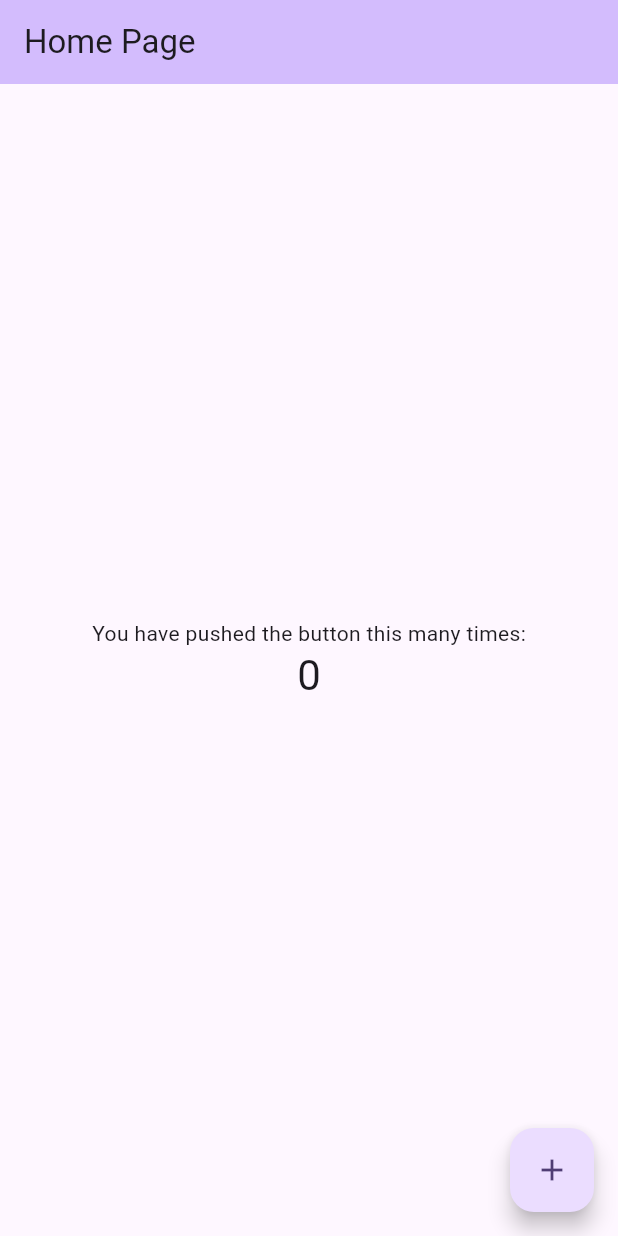
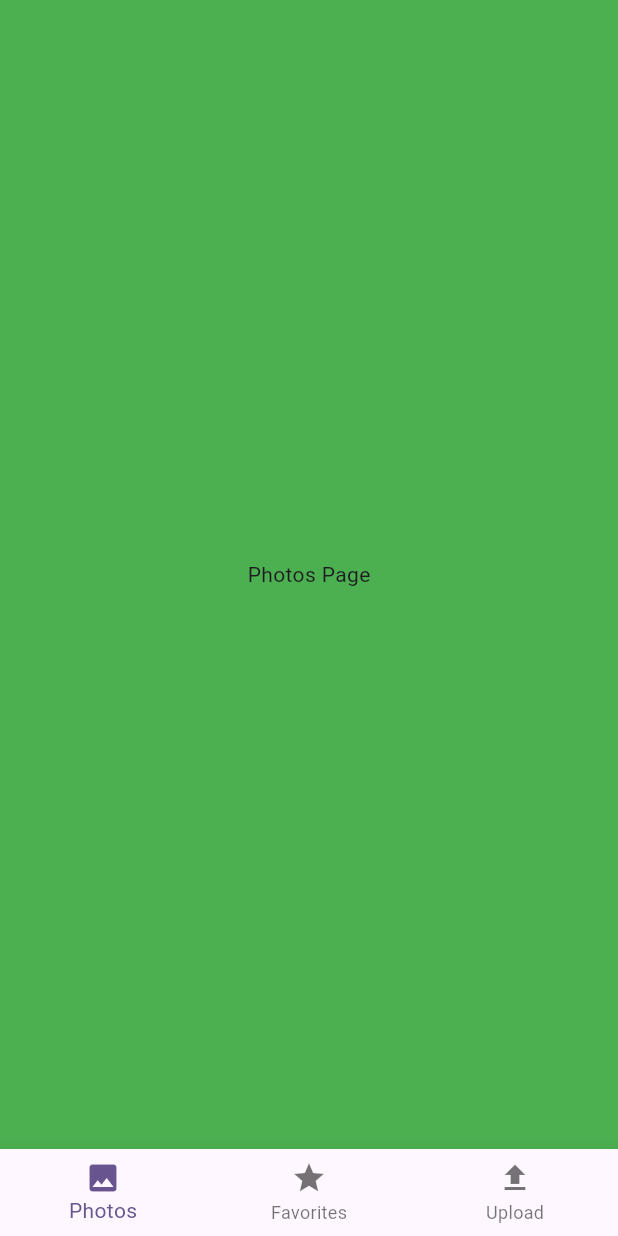
Before and after one commit to jackross11/CloudLens, a Flutter app: the screen it shows after launch, on a phone screen of 412 x 824 dp. Run offline on Flutter 3.47's test engine with Material 3 defaults, Android fonts, the light colour scheme and no system bars.

Commit message:
Basic tab view

```diff
--- /dev/null
+++ b/lib/Pages/favorites_page.dart
@@ -0,0 +1,17 @@
+import 'package:flutter/material.dart';
+
+class FavoritesPage extends StatelessWidget {
+  const FavoritesPage({super.key});
+
+  @override
+  Widget build(BuildContext context) {
+    return Container(
+      color: Colors.purple,
+      child: const Center(
+        child: Text(
+            "Favorites Page"
+        ),
+      ),
+    );
+  }
+}
--- /dev/null
+++ b/lib/Pages/main_page.dart
@@ -0,0 +1,41 @@
+import 'package:cloud_lens/Pages/favorites_page.dart';
+import 'package:cloud_lens/Pages/photos_page.dart';
+import 'package:cloud_lens/Pages/upload_page.dart';
+import 'package:flutter/material.dart';
+
+class MainPage extends StatefulWidget {
+  const MainPage({super.key});
+
+  @override
+  State<MainPage> createState() => _MainPageState();
+}
+
+class _MainPageState extends State<MainPage> {
+  final List<Widget> pages = [
+    const PhotosPage(),
+    const FavoritesPage(),
+    const UploadPage(),
+  ];
+
+  int _pageIndex = 0;
+
+  @override
+  Widget build(BuildContext context) {
+    return Scaffold(
+      body: pages[_pageIndex],
+      bottomNavigationBar: BottomNavigationBar(items:
+        [
+          BottomNavigationBarItem(icon: Icon(Icons.image), label: "Photos"),
+          BottomNavigationBarItem(icon: Icon(Icons.star), label: "Favorites"),
+          BottomNavigationBarItem(icon: Icon(Icons.upload), label: "Upload")
+        ],
+        onTap: (index) {
+          setState(() {
+            _pageIndex = index;
+          });
+        },
+        currentIndex: _pageIndex,
+      ),
+    );
+  }
+}
--- /dev/null
+++ b/lib/Pages/photos_page.dart
@@ -0,0 +1,17 @@
+import 'package:flutter/material.dart';
+
+class PhotosPage extends StatelessWidget {
+  const PhotosPage({super.key});
+
+  @override
+  Widget build(BuildContext context) {
+    return Container(
+      color: Colors.green,
+      child: const Center(
+        child: Text(
+          "Photos Page"
+        ),
+      ),
+    );
+  }
+}
--- /dev/null
+++ b/lib/Pages/upload_page.dart
@@ -0,0 +1,17 @@
+import 'package:flutter/material.dart';
+
+class UploadPage extends StatelessWidget {
+  const UploadPage({super.key});
+
+  @override
+  Widget build(BuildContext context) {
+    return Container(
+      color: Colors.cyan,
+      child: const Center(
+        child: Text(
+            "Upload Page"
+        ),
+      ),
+    );
+  }
+}
--- a/lib/main.dart
+++ b/lib/main.dart
@@ -1,3 +1,4 @@
+import 'package:cloud_lens/Pages/main_page.dart';
 import 'package:flutter/material.dart';
 
 void main() {
@@ -7,101 +8,15 @@ void main() {
 class MyApp extends StatelessWidget {
   const MyApp({super.key});
 
-  // Root Widget
   @override
   Widget build(BuildContext context) {
     return MaterialApp(
       title: 'Cloud Lens',
       theme: ThemeData(
         colorScheme: ColorScheme.fromSeed(seedColor: Colors.deepPurple),
+        useMaterial3: true,
       ),
-      home: const MyHomePage(title: 'Home Page'),
+      home: const MainPage(),
     );
   }
 }
-
-class MyHomePage extends StatefulWidget {
-  const MyHomePage({super.key, required this.title});
-
-  // This widget is the home page of your application. It is stateful, meaning
-  // that it has a State object (defined below) that contains fields that affect
-  // how it looks.
-
-  // This class is the configuration for the state. It holds the values (in this
-  // case the title) provided by the parent (in this case the App widget) and
-  // used by the build method of the State. Fields in a Widget subclass are
-  // always marked "final".
-
-  final String title;
-
-  @override
-  State<MyHomePage> createState() => _MyHomePageState();
-}
-
-class _MyHomePageState extends State<MyHomePage> {
-  int _counter = 0;
-
-  void _incrementCounter() {
-    setState(() {
-      // This call to setState tells the Flutter framework that something has
-      // changed in this State, which causes it to rerun the build method below
-      // so that the display can reflect the updated values. If we changed
-      // _counter without calling setState(), then the build method would not be
-      // called again, and so nothing would appear to happen.
-      _counter++;
-    });
-  }
-
-  @override
-  Widget build(BuildContext context) {
-    // This method is rerun every time setState is called, for instance as done
-    // by the _incrementCounter method above.
-    //
-    // The Flutter framework has been optimized to make rerunning build methods
-    // fast, so that you can just rebuild anything that needs updating rather
-    // than having to individually change instances of widgets.
-    return Scaffold(
-      appBar: AppBar(
-        // TRY THIS: Try changing the color here to a specific color (to
-        // Colors.amber, perhaps?) and trigger a hot reload to see the AppBar
-        // change color while the other colors stay the same.
-        backgroundColor: Theme.of(context).colorScheme.inversePrimary,
-        // Here we take the value from the MyHomePage object that was created by
-        // the App.build method, and use it to set our appbar title.
-        title: Text(widget.title),
-      ),
-      body: Center(
-        // Center is a layout widget. It takes a single child and positions it
-        // in the middle of the parent.
-        child: Column(
-          // Column is also a layout widget. It takes a list of children and
-          // arranges them vertically. By default, it sizes itself to fit its
-          // children horizontally, and tries to be as tall as its parent.
-          //
-          // Column has various properties to control how it sizes itself and
-          // how it positions its children. Here we use mainAxisAlignment to
-          // center the children vertically; the main axis here is the vertical
-          // axis because Columns are vertical (the cross axis would be
-          // horizontal).
-          //
-          // TRY THIS: Invoke "debug painting" (choose the "Toggle Debug Paint"
-          // action in the IDE, or press "p" in the console), to see the
-          // wireframe for each widget.
-          mainAxisAlignment: MainAxisAlignment.center,
-          children: <Widget>[
-            const Text('You have pushed the button this many times:'),
-            Text(
-              '$_counter',
-              style: Theme.of(context).textTheme.headlineMedium,
-            ),
-          ],
-        ),
-      ),
-      floatingActionButton: FloatingActionButton(
-        onPressed: _incrementCounter,
-        tooltip: 'Increment',
-        child: const Icon(Icons.add),
-      ), // This trailing comma makes auto-formatting nicer for build methods.
-    );
-  }
-}
```
